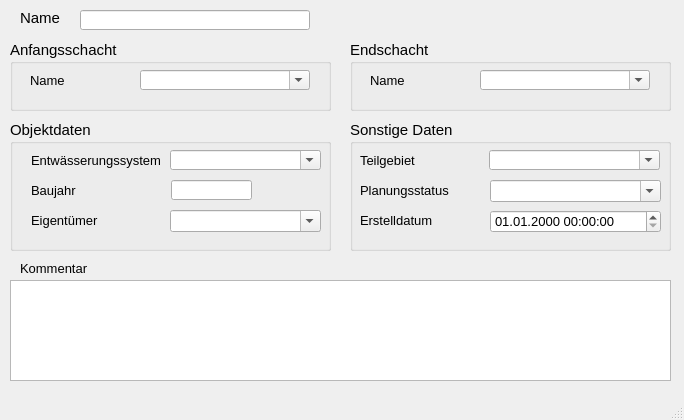
Qt form qkan/forms/qkan_pumpen.ui (SonkeHoffmann/QKan-1) before a commit.
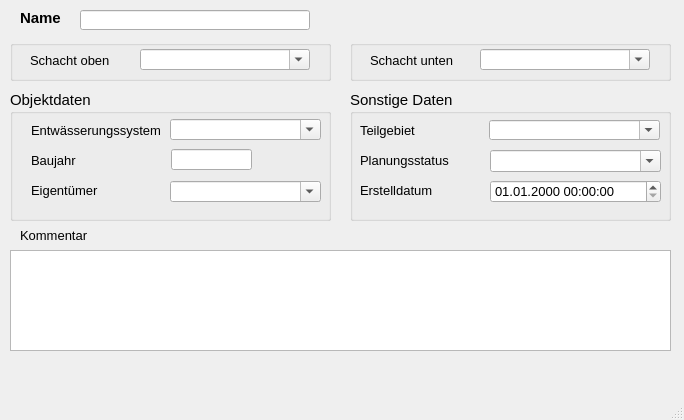
The same form after that commit. Custom widgets are drawn as their Qt base class.

```diff
--- a/qkan/forms/qkan_pumpen.ui
+++ b/qkan/forms/qkan_pumpen.ui
@@ -30,7 +30,7 @@
     <property name="geometry">
      <rect>
       <x>350</x>
-      <y>120</y>
+      <y>90</y>
       <width>321</width>
       <height>131</height>
      </rect>
@@ -190,7 +190,7 @@
     <property name="geometry">
      <rect>
       <x>10</x>
-      <y>280</y>
+      <y>250</y>
       <width>661</width>
       <height>101</height>
      </rect>
@@ -221,6 +221,8 @@
      <font>
       <family>Tahoma</family>
       <pointsize>11</pointsize>
+      <weight>75</weight>
+      <bold>true</bold>
      </font>
     </property>
     <property name="text">
@@ -231,7 +233,7 @@
     <property name="geometry">
      <rect>
       <x>10</x>
-      <y>120</y>
+      <y>90</y>
       <width>321</width>
       <height>131</height>
      </rect>
@@ -287,9 +289,9 @@
      <property name="geometry">
       <rect>
        <x>160</x>
-       <y>30</y>
+       <y>29</y>
        <width>151</width>
-       <height>20</height>
+       <height>21</height>
       </rect>
      </property>
      <property name="font">
@@ -312,9 +314,9 @@
      <property name="geometry">
       <rect>
        <x>161</x>
-       <y>60</y>
+       <y>59</y>
        <width>81</width>
-       <height>20</height>
+       <height>21</height>
       </rect>
      </property>
      <property name="toolTip">
@@ -347,9 +349,9 @@
      <property name="geometry">
       <rect>
        <x>160</x>
-       <y>90</y>
+       <y>91</y>
        <width>151</width>
-       <height>22</height>
+       <height>21</height>
       </rect>
      </property>
      <property name="font">
@@ -389,9 +391,9 @@
     <property name="geometry">
      <rect>
       <x>20</x>
-      <y>260</y>
+      <y>225</y>
       <width>81</width>
-      <height>16</height>
+      <height>21</height>
      </rect>
     </property>
     <property name="font">
@@ -410,7 +412,7 @@
       <x>350</x>
       <y>40</y>
       <width>321</width>
-      <height>71</height>
+      <height>41</height>
      </rect>
     </property>
     <property name="font">
@@ -420,14 +422,14 @@
      </font>
     </property>
     <property name="title">
-     <string>Endschacht</string>
+     <string/>
     </property>
     <widget class="QLabel" name="label_9">
      <property name="geometry">
       <rect>
        <x>20</x>
-       <y>30</y>
-       <width>71</width>
+       <y>10</y>
+       <width>91</width>
        <height>21</height>
       </rect>
      </property>
@@ -438,16 +440,16 @@
       </font>
      </property>
      <property name="text">
-      <string>Name</string>
+      <string>Schacht unten</string>
      </property>
     </widget>
     <widget class="QComboBox" name="schunten">
      <property name="geometry">
       <rect>
        <x>130</x>
-       <y>30</y>
+       <y>9</y>
        <width>170</width>
-       <height>20</height>
+       <height>21</height>
       </rect>
      </property>
      <property name="font">
@@ -473,7 +475,7 @@
       <x>10</x>
       <y>40</y>
       <width>321</width>
-      <height>71</height>
+      <height>41</height>
      </rect>
     </property>
     <property name="font">
@@ -483,13 +485,13 @@
      </font>
     </property>
     <property name="title">
-     <string>Anfangsschacht</string>
+     <string/>
     </property>
     <widget class="QLabel" name="label_3">
      <property name="geometry">
       <rect>
        <x>20</x>
-       <y>30</y>
+       <y>10</y>
        <width>91</width>
        <height>21</height>
       </rect>
@@ -501,16 +503,16 @@
       </font>
      </property>
      <property name="text">
-      <string>Name</string>
+      <string>Schacht oben</string>
      </property>
     </widget>
     <widget class="QComboBox" name="schoben">
      <property name="geometry">
       <rect>
        <x>130</x>
-       <y>30</y>
+       <y>9</y>
        <width>170</width>
-       <height>20</height>
+       <height>21</height>
       </rect>
      </property>
      <property name="font">
```
Left out of the diff: 16 changed lines with no effect on the pictures.
